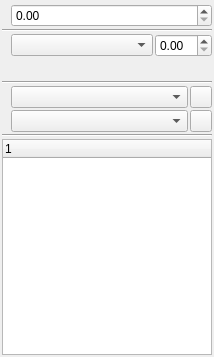
Above: Scribus/scribus/ui/propertiespalette_textbase.ui from AlterScribus/ece15 before the change. Below: the same form after it.
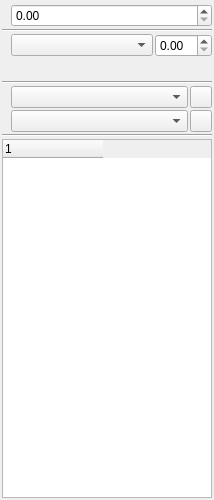
That is the form after the change. Icons and pictures are not drawn. Custom widgets are drawn as their Qt base class.

```diff
--- a/Scribus/scribus/ui/propertiespalette_textbase.ui
+++ b/Scribus/scribus/ui/propertiespalette_textbase.ui
@@ -7,9 +7,21 @@
     <x>0</x>
     <y>0</y>
     <width>214</width>
-    <height>357</height>
+    <height>500</height>
    </rect>
   </property>
+  <property name="sizePolicy">
+   <sizepolicy hsizetype="Preferred" vsizetype="Expanding">
+    <horstretch>0</horstretch>
+    <verstretch>0</verstretch>
+   </sizepolicy>
+  </property>
+  <property name="minimumSize">
+   <size>
+    <width>0</width>
+    <height>500</height>
+   </size>
+  </property>
   <property name="windowTitle">
    <string>Form</string>
   </property>
@@ -232,7 +244,28 @@
     </widget>
    </item>
    <item>
-    <widget class="ScTreeWidget" name="textTree"/>
+    <widget class="ScTreeWidget" name="textTree">
+     <property name="sizePolicy">
+      <sizepolicy hsizetype="Expanding" vsizetype="MinimumExpanding">
+       <horstretch>0</horstretch>
+       <verstretch>0</verstretch>
+      </sizepolicy>
+     </property>
+     <property name="minimumSize">
+      <size>
+       <width>0</width>
+       <height>300</height>
+      </size>
+     </property>
+     <attribute name="headerStretchLastSection">
+      <bool>false</bool>
+     </attribute>
+     <column>
+      <property name="text">
+       <string notr="true">1</string>
+      </property>
+     </column>
+    </widget>
    </item>
   </layout>
  </widget>
```
